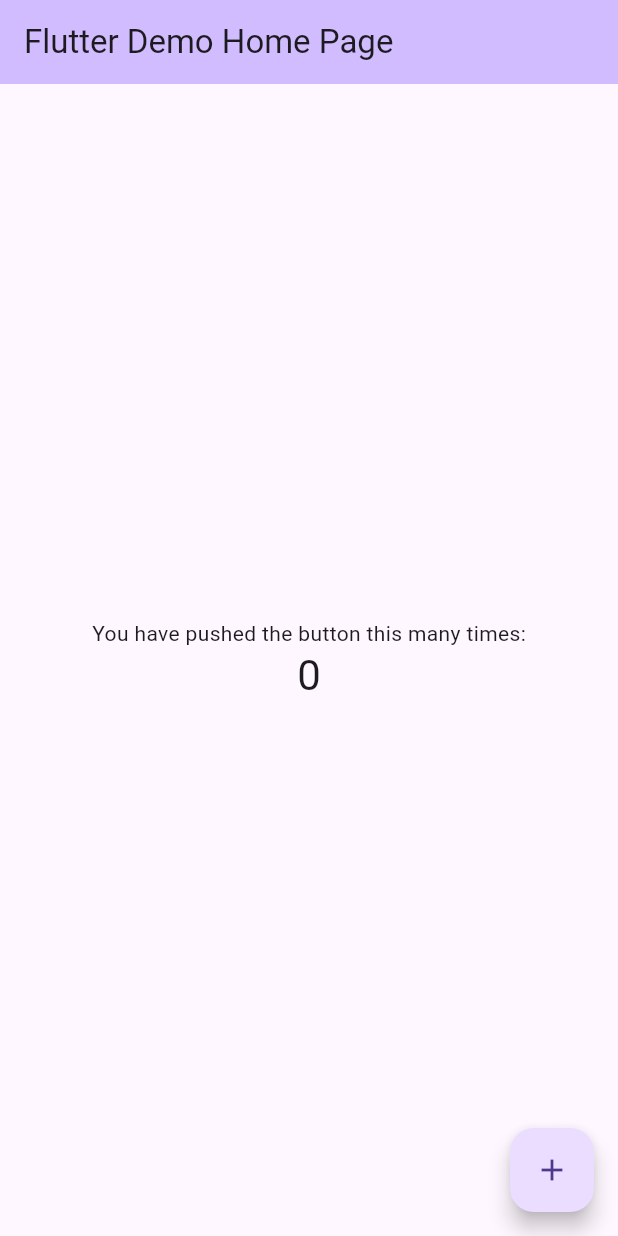
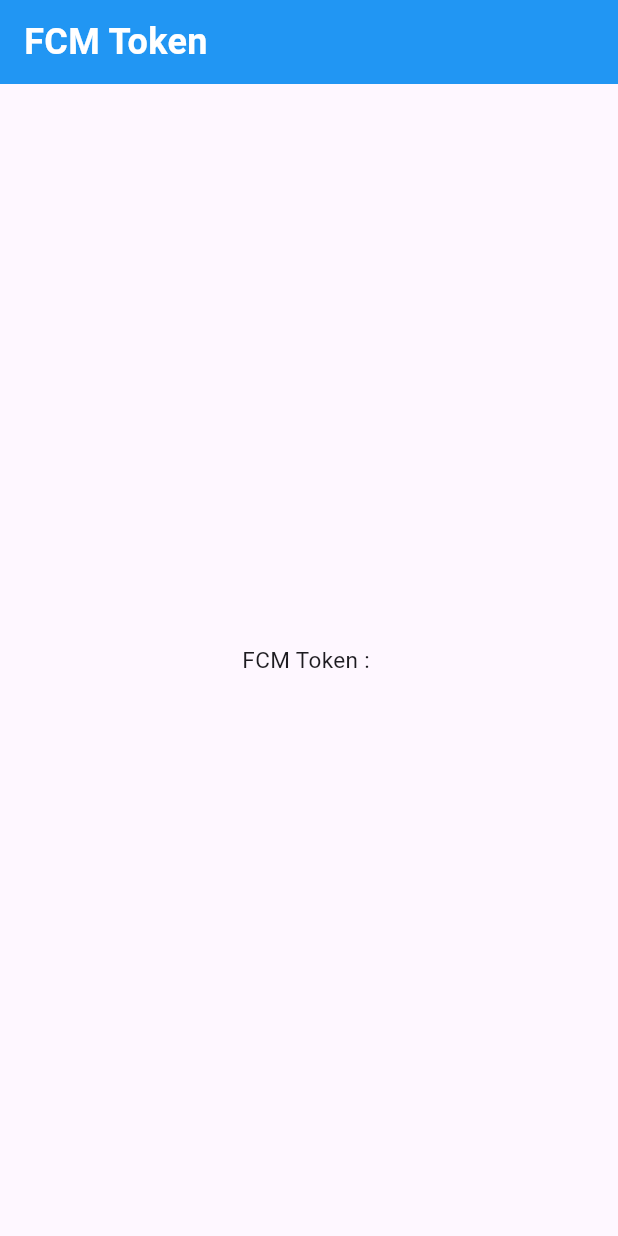
Before and after one commit to meylis1998/test_app, a Flutter app: the screen it shows after launch, on a phone screen of 412 x 824 dp. Run offline on Flutter 3.47's test engine with Material 3 defaults, Android fonts, the phone set to English and light mode, and no system bars; our stand-ins replace firebase_core, firebase_messaging, flutter_bloc; accounts and stored records are empty.

Commit message:
fetched fcm-token

```diff
--- /dev/null
+++ b/lib/bloc/app_bloc.dart
@@ -0,0 +1,18 @@
+// app_bloc.dart
+import 'package:flutter_bloc/flutter_bloc.dart';
+import 'package:firebase_messaging/firebase_messaging.dart';
+part 'app_event.dart';
+part 'app_state.dart';
+
+class AppBloc extends Bloc<AppEvent, AppState> {
+  final FirebaseMessaging _firebaseMessaging = FirebaseMessaging.instance;
+
+  AppBloc() : super(InitialState()) {
+    on<FetchFcmToken>(_fetchFcmToken);
+  }
+
+  void _fetchFcmToken(FetchFcmToken event, Emitter<AppState> emit) async {
+    final token = await _firebaseMessaging.getToken();
+    emit(FcmTokenLoaded(token ?? ''));
+  }
+}
--- /dev/null
+++ b/lib/bloc/app_event.dart
@@ -0,0 +1,5 @@
+part of 'app_bloc.dart';
+
+abstract class AppEvent {}
+
+class FetchFcmToken extends AppEvent {}
--- /dev/null
+++ b/lib/bloc/app_state.dart
@@ -0,0 +1,10 @@
+part of 'app_bloc.dart';
+
+abstract class AppState {}
+
+class InitialState extends AppState {}
+
+class FcmTokenLoaded extends AppState {
+  final String token;
+  FcmTokenLoaded(this.token);
+}
--- a/lib/main.dart
+++ b/lib/main.dart
@@ -1,110 +1,27 @@
 import 'package:firebase_core/firebase_core.dart';
 import 'package:flutter/material.dart';
-import 'package:test_app/firebase_options.dart';
+import 'package:flutter_bloc/flutter_bloc.dart';
+
+import 'bloc/app_bloc.dart';
+import 'view/home_view.dart';
 
 void main() async {
   WidgetsFlutterBinding.ensureInitialized();
-  await Firebase.initializeApp(options: DefaultFirebaseOptions.currentPlatform);
+  await Firebase.initializeApp();
   runApp(const MyApp());
 }
 
 class MyApp extends StatelessWidget {
   const MyApp({super.key});
 
-  // This widget is the root of your application.
   @override
   Widget build(BuildContext context) {
-    return MaterialApp(
-      title: 'Flutter Demo',
-      home: const MyHomePage(title: 'Flutter Demo Home Page'),
+    return BlocProvider(
+      create: (context) => AppBloc(),
+      child: const MaterialApp(
+        debugShowCheckedModeBanner: false,
+        home: HomeView(),
+      ),
     );
   }
 }
-
-class MyHomePage extends StatefulWidget {
-  const MyHomePage({super.key, required this.title});
-
-  // This widget is the home page of your application. It is stateful, meaning
-  // that it has a State object (defined below) that contains fields that affect
-  // how it looks.
-
-  // This class is the configuration for the state. It holds the values (in this
-  // case the title) provided by the parent (in this case the App widget) and
-  // used by the build method of the State. Fields in a Widget subclass are
-  // always marked "final".
-
-  final String title;
-
-  @override
-  State<MyHomePage> createState() => _MyHomePageState();
-}
-
-class _MyHomePageState extends State<MyHomePage> {
-  int _counter = 0;
-
-  void _incrementCounter() {
-    setState(() {
-      // This call to setState tells the Flutter framework that something has
-      // changed in this State, which causes it to rerun the build method below
-      // so that the display can reflect the updated values. If we changed
-      // _counter without calling setState(), then the build method would not be
-      // called again, and so nothing would appear to happen.
-      _counter++;
-    });
-  }
-
-  @override
-  Widget build(BuildContext context) {
-    // This method is rerun every time setState is called, for instance as done
-    // by the _incrementCounter method above.
-    //
-    // The Flutter framework has been optimized to make rerunning build methods
-    // fast, so that you can just rebuild anything that needs updating rather
-    // than having to individually change instances of widgets.
-    return Scaffold(
-      appBar: AppBar(
-        // TRY THIS: Try changing the color here to a specific color (to
-        // Colors.amber, perhaps?) and trigger a hot reload to see the AppBar
-        // change color while the other colors stay the same.
-        backgroundColor: Theme.of(context).colorScheme.inversePrimary,
-        // Here we take the value from the MyHomePage object that was created by
-        // the App.build method, and use it to set our appbar title.
-        title: Text(widget.title),
-      ),
-      body: Center(
-        // Center is a layout widget. It takes a single child and positions it
-        // in the middle of the parent.
-        child: Column(
-          // Column is also a layout widget. It takes a list of children and
-          // arranges them vertically. By default, it sizes itself to fit its
-          // children horizontally, and tries to be as tall as its parent.
-          //
-          // Column has various properties to control how it sizes itself and
-          // how it positions its children. Here we use mainAxisAlignment to
-          // center the children vertically; the main axis here is the vertical
-          // axis because Columns are vertical (the cross axis would be
-          // horizontal).
-          //
-          // TRY THIS: Invoke "debug painting" (choose the "Toggle Debug Paint"
-          // action in the IDE, or press "p" in the console), to see the
-          // wireframe for each widget.
-          mainAxisAlignment: MainAxisAlignment.center,
-          children: <Widget>[
-            const Text(
-              'You have pushed the button this many times:',
-            ),
-            Text(
-              '$_counter',
-              style: Theme.of(context).textTheme.headlineMedium,
-            ),
-          ],
-        ),
-      ),
-      floatingActionButton: FloatingActionButton(
-        onPressed: _incrementCounter,
-        tooltip: 'Increment',
-        child: const Icon(Icons.add),
-      ), // This trailing comma makes auto-formatting nicer for build methods.
-    );
-  }
-}
--- /dev/null
+++ b/lib/view/home_view.dart
@@ -0,0 +1,54 @@
+import 'package:flutter/material.dart';
+import 'package:flutter_bloc/flutter_bloc.dart';
+
+import '../bloc/app_bloc.dart';
+
+class HomeView extends StatelessWidget {
+  const HomeView({super.key});
+
+  @override
+  Widget build(BuildContext context) {
+    return Scaffold(
+      appBar: AppBar(
+        backgroundColor: Colors.blue,
+        title: Text(
+          'FCM Token',
+          style: Theme.of(context).textTheme.bodyMedium?.copyWith(
+                color: Colors.white,
+                fontWeight: FontWeight.bold,
+                fontSize: 24,
+              ),
+        ),
+      ),
+      body: BlocBuilder<AppBloc, AppState>(
+        builder: (context, state) {
+          if (state is InitialState) {
+            context.read<AppBloc>().add(FetchFcmToken());
+            return const Center(child: CircularProgressIndicator());
+          } else if (state is FcmTokenLoaded) {
+            return Container(
+              alignment: Alignment.center,
+              margin: const EdgeInsets.symmetric(horizontal: 20),
+              child: Text(
+                'FCM Token : ${state.token}',
+                style: Theme.of(context).textTheme.bodyMedium?.copyWith(
+                      fontSize: 15,
+                    ),
+              ),
+            );
+          } else {
+            return Center(
+              child: ElevatedButton.icon(
+                onPressed: () {
+                  context.read<AppBloc>().add(FetchFcmToken());
+                },
+                label: const Text('Try again'),
+                icon: const Icon(Icons.refresh),
+              ),
+            );
+          }
+        },
+      ),
+    );
+  }
+}
--- a/pubspec.yaml
+++ b/pubspec.yaml
@@ -37,6 +37,7 @@ dependencies:
   cupertino_icons: ^1.0.8
   firebase_core: ^3.6.0
   firebase_messaging: ^15.1.3
+  flutter_bloc: ^8.1.6
 
 dev_dependencies:
   flutter_test:
```
Also changed, not shown: pubspec.lock.
